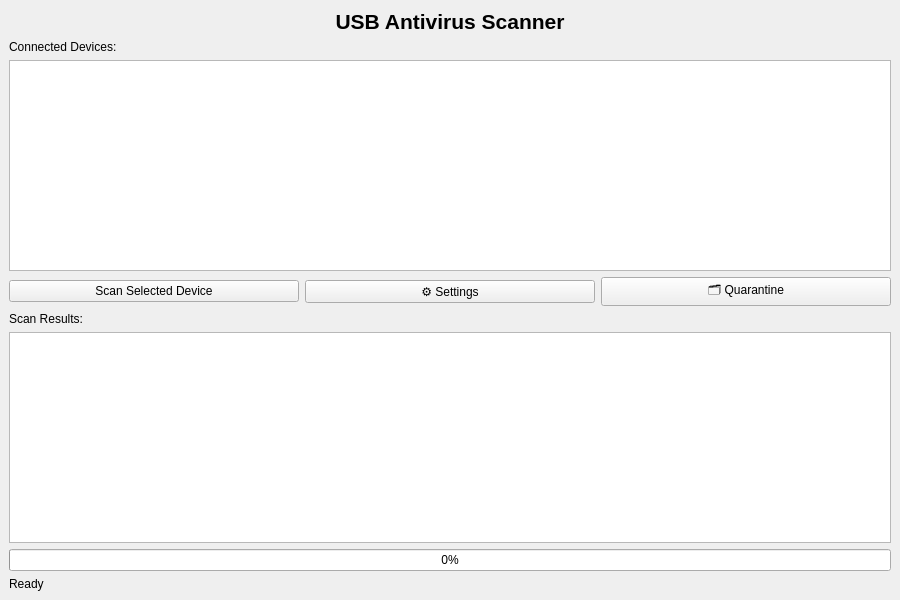
This is src/ui/MainWindow.ui in Kristina197/antivirus-usb as Qt 5 draws it before an edit. The edited form follows.
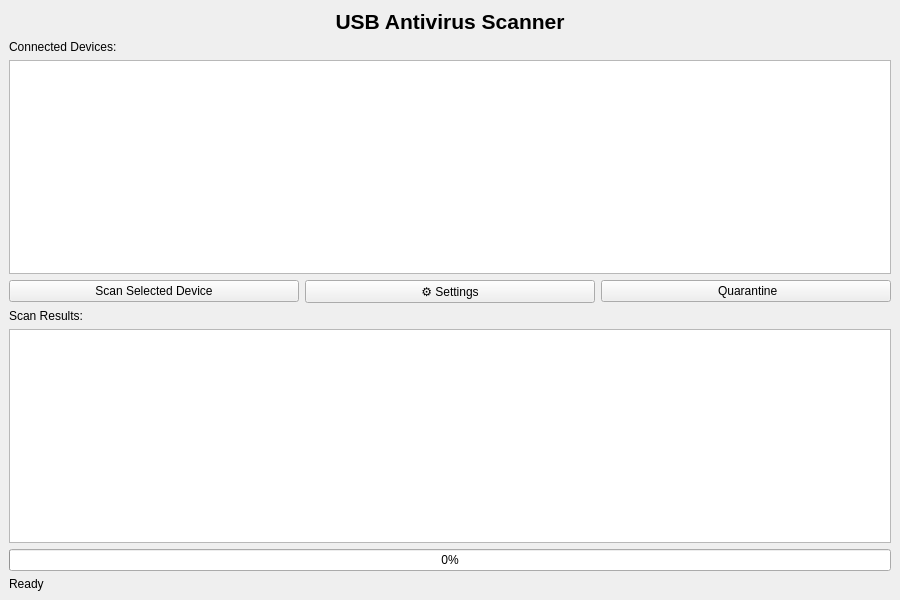
This is the edited form.

Commit message: Fix: Update device threat count after quarantine

Diff of the .ui file:
```diff
--- a/src/ui/MainWindow.ui
+++ b/src/ui/MainWindow.ui
@@ -60,7 +60,7 @@
       <item>
        <widget class="QPushButton" name="quarantineButton">
         <property name="text">
-         <string>🗂️ Quarantine</string>
+         <string> Quarantine</string>
         </property>
        </widget>
       </item>
```
The commit also changes 45 other files.
